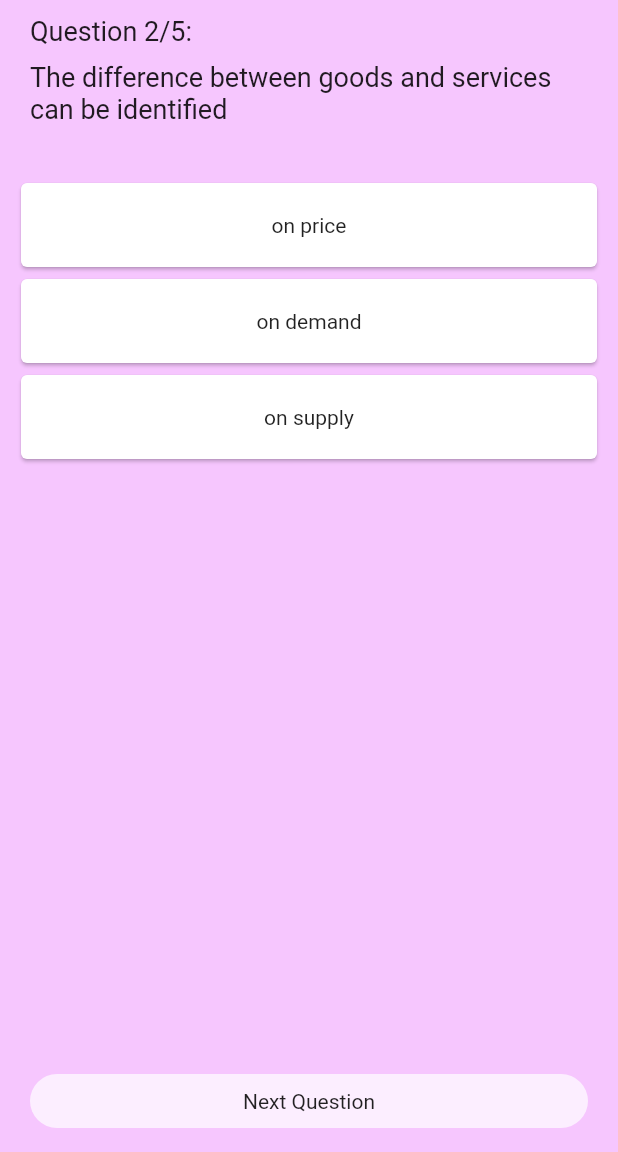
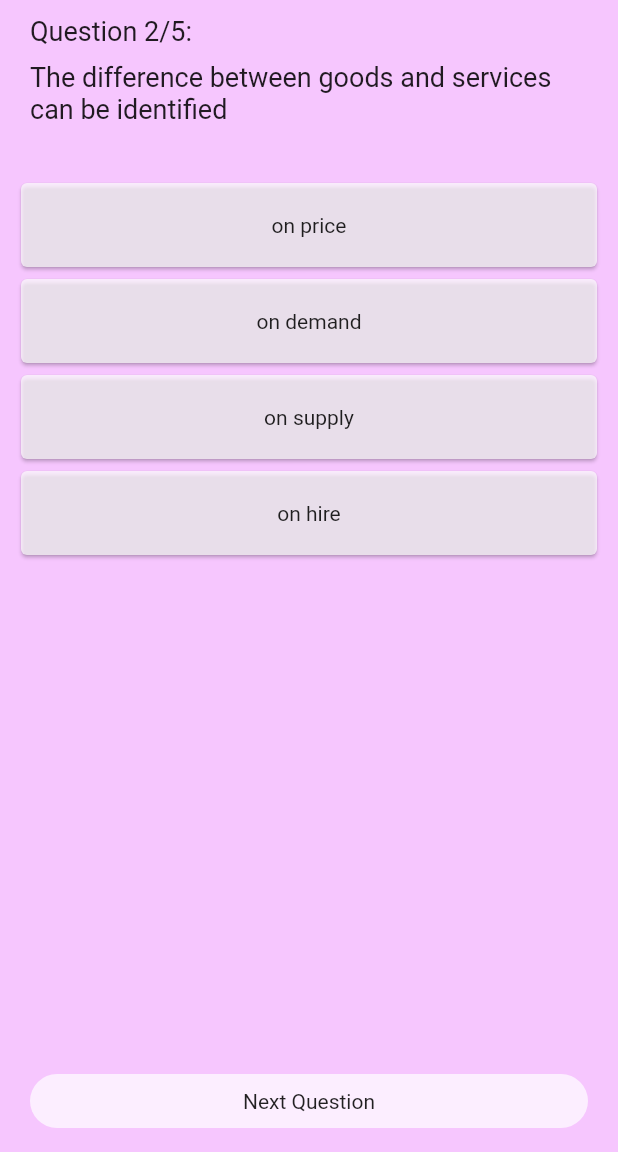
Before and after one commit to Chamidilshan/Quiz_app, a Flutter app: the screen it shows after launch, after a tap on "Next Question", on a phone screen of 412 x 824 dp, the part 84-1236 px from its top. Run offline on Flutter 3.47's test engine with Material 2 defaults, Android fonts, the light colour scheme and no system bars.

Commit message:
added answer color changing

```diff
--- a/lib/pages/home_screen.dart
+++ b/lib/pages/home_screen.dart
@@ -15,6 +15,7 @@ class HomePage extends StatefulWidget {
 class _HomePageState extends State<HomePage> {
 
   int index = 0;
+  bool isPressed = false;
 
   void showNextQuestion(){
     if(index + 1 == _questions.length){
@@ -22,8 +23,15 @@ class _HomePageState extends State<HomePage> {
     } else{
       setState(() {
         index++;
+        isPressed = false;
       });
     }
+  }
+
+  void changeColor(){
+    setState(() {
+      isPressed = true;
+    });
   }
 
   List<Question> _questions = [
@@ -46,7 +54,7 @@ class _HomePageState extends State<HomePage> {
           'on price' : false,
           'on demand' : false,
           'on supply' : true,
-          'on supply' : false
+          'on hire' : false
         }
     ),
     Question(
@@ -64,7 +72,7 @@ class _HomePageState extends State<HomePage> {
         text: 'Today business activities are carried out without the physical identified place. What is the main facility yse for this?',
         options: {
           'Telephone .' : false,
-          'Telephone .' : false,
+          'Mobile' : false,
           'internet' : true,
           'ideas' : false
         }
@@ -108,7 +116,12 @@ class _HomePageState extends State<HomePage> {
               height: 25.0,
             ),
             for(int i=0; i<_questions[index].options.length; i++)
-              OptionCard(option: _questions[index].options.keys.toList()[i])
+              OptionCard(
+                option: _questions[index].options.keys.toList()[i],
+                color: isPressed ? _questions[index].options.values.toList()[i] == true ?
+                correctColor : wrongColor : normalColor,
+                onTap: changeColor,
+              )
           ],
         ),
       ),
--- a/lib/widgets/options_widget.dart
+++ b/lib/widgets/options_widget.dart
@@ -1,13 +1,20 @@
 import 'package:flutter/material.dart';
+import 'package:commerce_quiz_qpp/constants/constants.dart';
 
 class OptionCard extends StatelessWidget {
-  const OptionCard({Key? key, required this.option}) : super(key: key);
+  const OptionCard({Key? key, required this.option, required this.color, required this.onTap}) : super(key: key);
 
   final String option;
+  //final bool isClicked;
+  final Color color;
+  final VoidCallback onTap;
 
   @override
   Widget build(BuildContext context) {
-    return Card(
+    return GestureDetector(
+      onTap: onTap,
+      child: Card(
+        color: color,
         child: ListTile(
           title:(
               Text(
@@ -19,6 +26,7 @@ class OptionCard extends StatelessWidget {
               )
           ),
         ),
+      ),
     );
   }
 }
```
Lines whose indentation alone changed are shown as unchanged.
